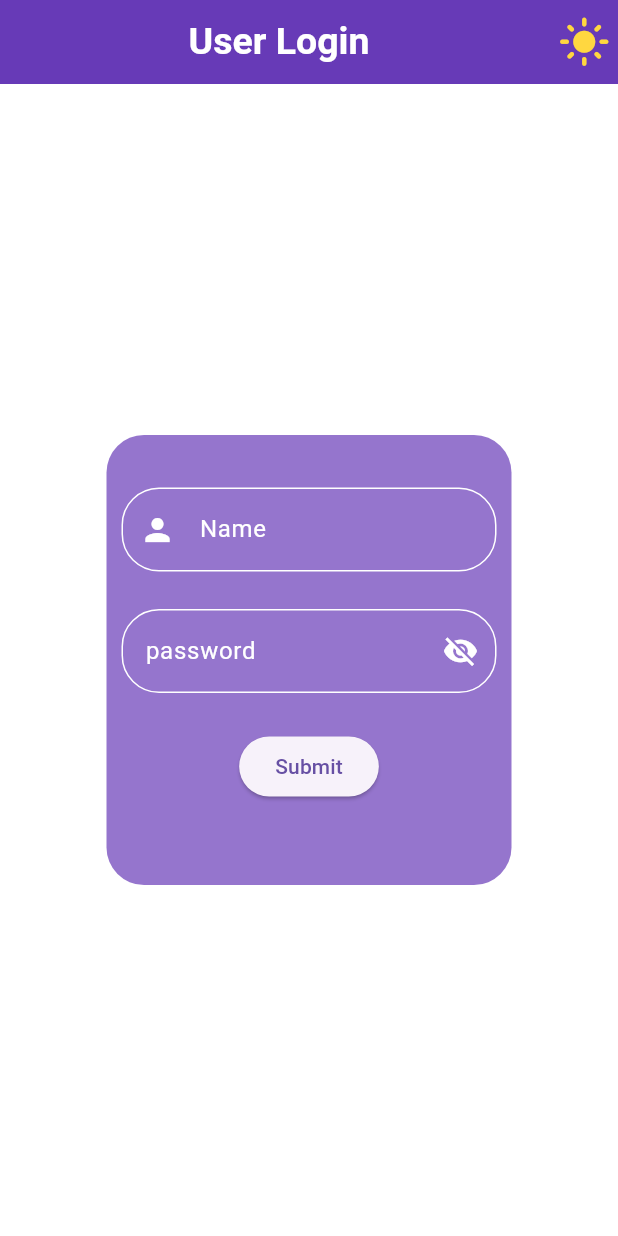
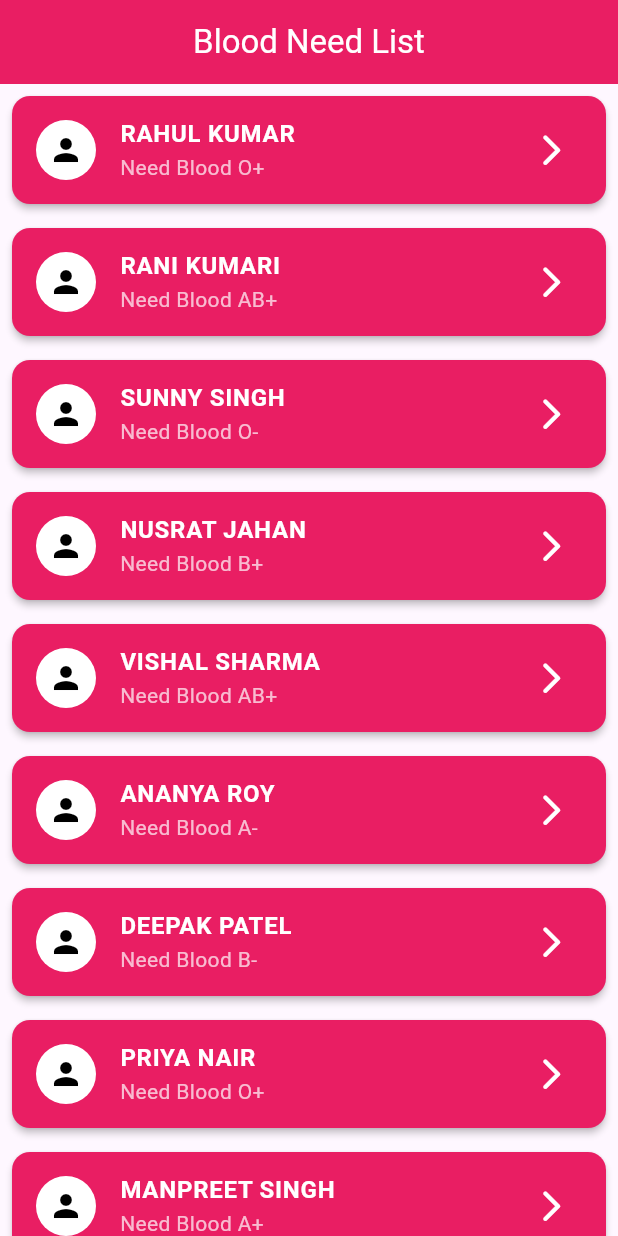
Before and after one commit to Ravi2006kant/Eagle, a Flutter app: the screen it shows after launch, on a phone screen of 412 x 824 dp. Run offline on Flutter 3.47's test engine with Material 3 defaults, Android fonts, the phone set to English and light mode, and no system bars; our stand-ins replace shared_preferences.

Commit message:
rescue blood work

```diff
--- a/lib/main.dart
+++ b/lib/main.dart
@@ -1,11 +1,13 @@
 import 'package:eagle/pages/anim.dart';
+import 'package:eagle/pages/hello.dart';
 import 'package:eagle/pages/homepage.dart';
 import 'package:eagle/pages/introScreen.dart';
+import 'package:eagle/pages/may13.dart';
 import 'package:eagle/pages/statef.dart';
 import 'package:flutter/material.dart';
 
 void main() {
-  runApp( MyApp());
+  runApp(MyApp());
 }
 
 class MyApp extends StatelessWidget {
@@ -15,14 +17,13 @@ class MyApp extends StatelessWidget {
   Widget build(BuildContext context) {
 
     return MaterialApp(
-   debugShowCheckedModeBanner: false,
-      routes: {
-        'homepage' : (context) => Homepage(),
-        'introscreen' : (context) => Introscreen(),
-        'anim' : (context) => Anim(),
-        'new' : (context) => Statef(),
-      } ,
-        home: Introscreen(),
-    );
+      debugShowCheckedModeBanner: false,
+
+  routes: {
+    'may13': (context) => May13(),
+    'hello': (context) => Hello(),
+  },
+  home: May13(), // <--- THIS SAYS "THIS IS THE PROBLEM" BECAUSE IT DESTROYS THE DATA PACKAGES!
+);
   }
 }
--- /dev/null
+++ b/lib/pages/data.dart
@@ -0,0 +1,25 @@
+class Donor {
+ String name;
+  final String blood;
+  final String state;
+  final String phone;
+  final String des;
+
+  Donor({
+    required this.name,
+    required this.blood,
+    required this.state,
+    required this.phone,
+    required this.des,
+  });
+}
+
+final List<Donor> donors = [
+  Donor(
+    name: "hello",
+    blood: "O+",
+    state: "jharkhand",
+    phone: "663132132",
+    des: "hi, i live in this place are i am this person ",
+  ),
+];
--- a/lib/pages/homepage.dart
+++ b/lib/pages/homepage.dart
@@ -8,7 +8,9 @@ class Homepage extends StatefulWidget {
 }
 
 class _HomepageState extends State<Homepage> {
+
   @override
+
   Widget build(BuildContext context) {
 
    return Scaffold(
@@ -16,9 +18,11 @@ class _HomepageState extends State<Homepage> {
     drawer: Drawer(
       width: 250,
     ),
+
     appBar: AppBar(
       title: Text("hello"),
     ),
+
     body: Hero(
       tag: 'next',
 
--- /dev/null
+++ b/lib/pages/may13.dart
@@ -0,0 +1,165 @@
+import 'package:flutter/material.dart';
+
+class May13 extends StatefulWidget {
+  const May13({super.key});
+
+  @override
+  State<May13> createState() => _May13State();
+}
+
+class _May13State extends State<May13> {
+  bool toogle = true;
+  var ico = const Icon(Icons.pending, color: Colors.white);
+
+  // FIX: Properly declared as a List of Maps containing all 10 people
+  final List<Map<String, String>> arrData = [
+    {
+      'name': "Rahul Kumar",
+      'des': "Need Blood O+",
+      'state': 'Patna',
+      'phone': '+91 98765 43210',
+      'contact_via': 'Call or WhatsApp',
+      'address': 'ICU Bed 14, PMCH Hospital, Ashok Rajpath, Patna',
+      'more': 'Urgent requirement for accident trauma patient. Weight > 55kg needed.',
+    },
+    {
+      'name': "Rani Kumari",
+      'des': "Need Blood AB+",
+      'state': 'Ranchi',
+      'phone': '+91 87654 32109',
+      'contact_via': 'Call Only',
+      'address': 'Blood Bank Counter, RIMS Hospital, Bariatu, Ranchi',
+      'more': 'Planned surgery on Friday. Donor must have no medication in past 48 hrs.',
+    },
+    {
+      'name': "Sunny Singh",
+      'des': "Need Blood O-",
+      'state': 'Lucknow',
+      'phone': '+91 76543 21098',
+      'contact_via': 'WhatsApp Preferred',
+      'address': 'Emergency Ward, KGMU Hospital, Chowk, Lucknow',
+      'more': 'Rare group requirement. Please reach out if you have a valid donor ID card.',
+    },
+    {
+      'name': "Nusrat Jahan",
+      'des': "Need Blood B+",
+      'state': 'Dhanbad',
+      'phone': '+91 65432 10987',
+      'contact_via': 'Call or WhatsApp',
+      'address': 'Room 204, SNMMCH (Patliputra Medical College), Dhanbad',
+      'more': 'Thalassemia patient care. Last donation must be at least 3 months ago.',
+    },
+    {
+      'name': "Vishal Sharma",
+      'des': "Need Blood AB+",
+      'state': 'Delhi',
+      'phone': '+91 91234 56789',
+      'contact_via': 'Call Only (Urgent)',
+      'address': 'Trauma Center, AIIMS Hospital, Ansari Nagar, New Delhi',
+      'more': 'Emergency plasma replacement therapy needed immediately.',
+    },
+    {
+      'name': "Ananya Roy",
+      'des': "Need Blood A-",
+      'state': 'Kolkata',
+      'phone': '+91 93456 78901',
+      'contact_via': 'WhatsApp Only',
+      'address': 'Female Ward 3, SSKM Hospital, AJC Bose Road, Kolkata',
+      'more': 'Required for a dengue patient with rapidly dropping blood platelets.',
+    },
+    {
+      'name': "Deepak Patel",
+      'des': "Need Blood B-",
+      'state': 'Ahmedabad',
+      'phone': '+91 94567 89012',
+      'contact_via': 'Call or WhatsApp',
+      'address': 'Civil Hospital, Asarwa, Near Asarwa Railway Station, Ahmedabad',
+      'more': 'Urgent open-heart surgery scheduled tomorrow morning. Needs 2 units.',
+    },
+    {
+      'name': "Priya Nair",
+      'des': "Need Blood O+",
+      'state': 'Mumbai',
+      'phone': '+91 95678 90123',
+      'contact_via': 'Call Only',
+      'address': 'Maternity Ward, KEM Hospital, Acharya Donde Marg, Parel, Mumbai',
+      'more': 'Emergency C-section delivery case. Free travel arrangement available for donor.',
+    },
+    {
+      'name': "Manpreet Singh",
+      'des': "Need Blood A+",
+      'state': 'Chandigarh',
+      'phone': '+91 96789 01234',
+      'contact_via': 'Call or WhatsApp',
+      'address': 'Emergency Block, PGIMER, Sector 12, Chandigarh',
+      'more': 'Donor should be a non-smoker and must not have consumed alcohol in last 24 hours.',
+    },
+    {
+      'name': "Karthik Raja",
+      'des': "Need Blood O-",
+      'state': 'Chennai',
+      'phone': '+91 97890 12345',
+      'contact_via': 'WhatsApp Preferred',
+      'address': 'Blood Bank, Rajiv Gandhi Government General Hospital, Chennai',
+      'more': 'Urgent cancer therapy requirement. Donor needs to bring a valid government ID.',
+    },
+  ];
+
+  @override
+  Widget build(BuildContext context) {
+    return Scaffold(
+      appBar: AppBar(
+        title: const Center(
+          child: Text("Blood Need List", style: TextStyle(color: Colors.white)),
+        ),
+        backgroundColor: Colors.pink,
+      ),
+      body: ListView(
+        children: arrData.map((value) {
+          return Card(
+            elevation: 2,
+            color: Colors.pink,
+            margin: const EdgeInsets.all(8.0),
+            child: ListTile(
+              leading: InkWell(
+                onTap: () {
+                  // FIX: Cleared broken cast line and wired arguments package to the avatar tap
+                  Navigator.pushNamed(context, 'hello', arguments: value);
+                },
+                child: const Hero(
+                  tag: 'next',
+                  child: CircleAvatar(
+                    backgroundColor: Colors.white,
+                    child: Icon(Icons.person, color: Colors.black),
+                  ),
+                ),
+              ),
+              title: Text(
+                value['name'].toString().toUpperCase(),
+                style: const TextStyle(
+                  color: Colors.white,
+                  fontWeight: FontWeight.bold,
+                ),
+              ),
+              subtitle: Text(
+                value['des'].toString(),
+                style: const TextStyle(color: Colors.white70),
+              ),
+              trailing: InkWell(
+                onTap: () {
+                  // FIX: Standardized routing to hit your receiver page 'hello' with data payload
+                  Navigator.pushNamed(context, 'hello', arguments: value);
+                },
+                child: const Icon(
+                  Icons.arrow_forward_ios_rounded,
+                  color: Colors.white,
+                  size: 25,
+                ),
+              ),
+            ),
+          );
+        }).toList(),
+      ),
+    );
+  }
+}
--- a/pubspec.yaml
+++ b/pubspec.yaml
@@ -34,6 +34,7 @@ dependencies:
   # The following adds the Cupertino Icons font to your application.
   # Use with the CupertinoIcons class for iOS style icons.
   cupertino_icons: ^1.0.8
+  shared_preferences: ^2.5.5
 
 dev_dependencies:
   flutter_test:
```
Also changed, not shown: lib/pages/anim.dart (+0 -10 lines), lib/pages/hello.dart (added, +106 -0 lines), lib/screen/test.dart (added, +59 -0 lines), pubspec.lock, 1 other file.
